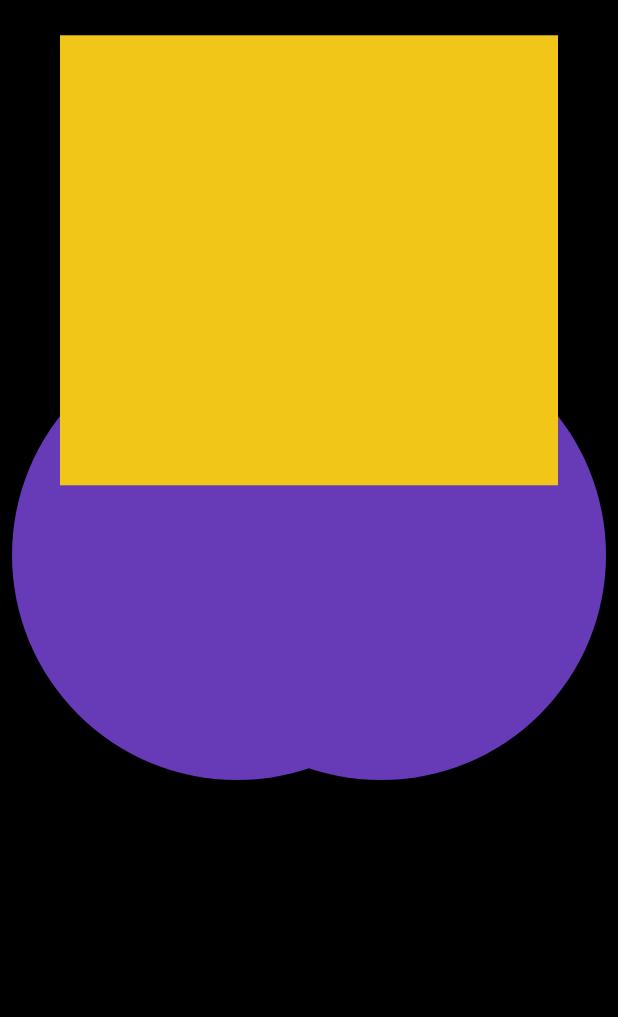
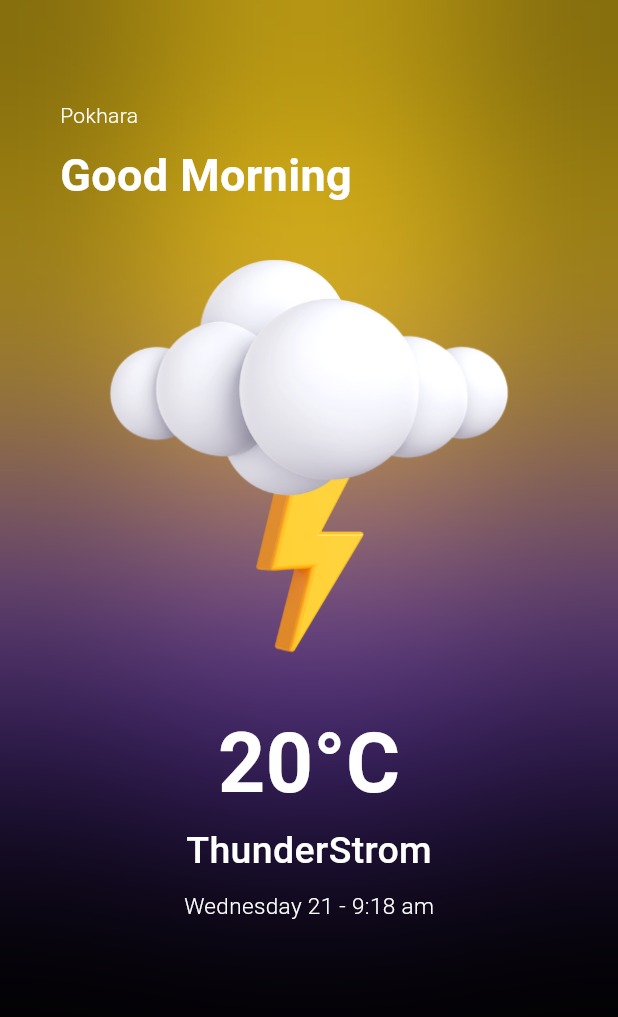
Before and after one commit to pattuli/weather_app, a Flutter app: the screen it shows after launch, on a phone screen of 412 x 824 dp. Shown: the top 1017 px of the screen. Run offline on Flutter 3.47's test engine with Material 3 defaults, Android fonts, the phone set to English and light mode, and no system bars; our stand-ins replace bloc, equatable.

Commit message:
HomeScreen element ultered

```diff
--- a/lib/screens/home_screen.dart
+++ b/lib/screens/home_screen.dart
@@ -1,3 +1,5 @@
+import 'dart:ui';
+
 import 'package:flutter/material.dart';
 import 'package:flutter/services.dart';
 
@@ -28,7 +30,7 @@ class HomeScreen extends StatelessWidget {
                     child: Container(
                       height: 300,
                       width: 300,
-                      decoration: BoxDecoration(
+                      decoration: const BoxDecoration(
                           color: Colors.deepPurple, shape: BoxShape.circle),
                     ),
                   ),
@@ -42,12 +44,63 @@ class HomeScreen extends StatelessWidget {
                     ),
                   ),
                   Align(
-                    alignment: AlignmentDirectional(0, -1.2),
+                    alignment: const AlignmentDirectional(0, -1.2),
                     child: Container(
                       height: 300,
                       width: 600,
-                      decoration: BoxDecoration(
+                      decoration: const BoxDecoration(
                           color: Color.fromARGB(255, 241, 198, 25)),
+                    ),
+                  ),
+                  BackdropFilter(
+                      filter: ImageFilter.blur(sigmaX: 100, sigmaY: 100),
+                      child: Container(color: Colors.transparent)),
+                  SizedBox(
+                    width: MediaQuery.of(context).size.width,
+                    height: MediaQuery.of(context).size.height,
+                    child: Column(
+                      crossAxisAlignment: CrossAxisAlignment.start,
+                      children: [
+                        const Text('Pokhara',
+                            style: TextStyle(
+                                color: Colors.white,
+                                fontWeight: FontWeight.w300)),
+                        const SizedBox(height: 8),
+                        const Text('Good Morning',
+                            style: TextStyle(
+                                color: Colors.white,
+                                fontSize: 30,
+                                fontWeight: FontWeight.bold)),
+                        Image.asset('assets/1.png'),
+                        const Center(
+                            child: Text(
+                          '20°C',
+                          style: TextStyle(
+                              color: Colors.white,
+                              fontSize: 55,
+                              fontWeight: FontWeight.w600),
+                        )),
+                        const Center(
+                            child: Text(
+                          'ThunderStrom',
+                          style: TextStyle(
+                              color: Colors.white,
+                              fontSize: 25,
+                              fontWeight: FontWeight.w500),
+                        )),
+                        const SizedBox(
+                          height: 8,
+                        ),
+                        const Center(
+                          child: Text(
+                            'Wednesday 21 - 9:18 am',
+                            style: TextStyle(
+                                color: Colors.white,
+                                fontSize: 15,
+                                fontWeight: FontWeight.w300),
+                          ),
+                        )
+                      ],
                     ),
                   )
                 ],
--- a/pubspec.yaml
+++ b/pubspec.yaml
@@ -65,8 +65,8 @@ flutter:
   uses-material-design: true
 
   # To add assets to your application, add an assets section, like this:
-  # assets:
-  #   - images/a_dot_burr.jpeg
+  assets:
+    - assets/
   #   - images/a_dot_ham.jpeg
 
   # An image asset can refer to one or more resolution-specific "variants", see
```
Also changed, not shown: assets/1.png (added), assets/11.png (added), assets/12.png (added), assets/13.png (added), assets/14.png (added), assets/2.png (added), assets/3.png (added), assets/4.png (added), assets/5.png (added), assets/6.png (added), assets/7.png (added), assets/8.png (added), assets/9.png (added).
